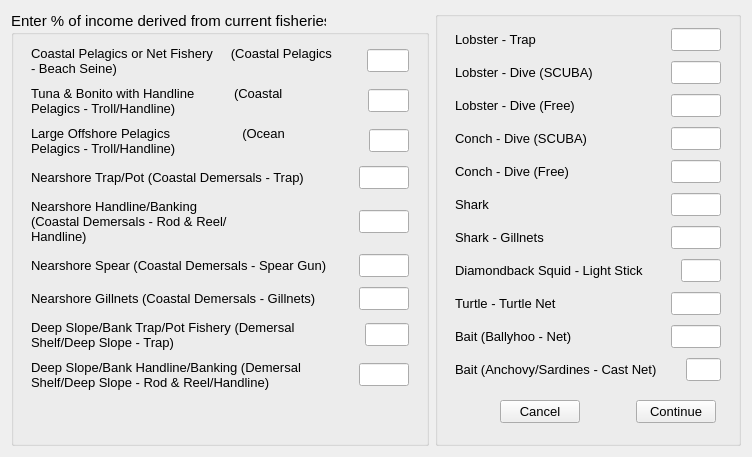
Qt form oom_st_kitts_nevis/Interview/rec_cpfv.ui (Ecotrust/openoceanmap-desktop) before a commit.
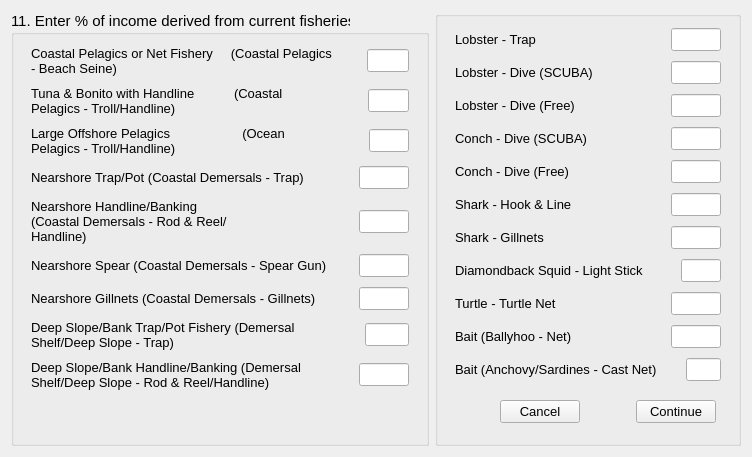
The same form after that commit.

Diff of the .ui file:
```diff
--- a/oom_st_kitts_nevis/Interview/rec_cpfv.ui
+++ b/oom_st_kitts_nevis/Interview/rec_cpfv.ui
@@ -24,7 +24,7 @@
       </font>
      </property>
      <property name="title" >
-      <string>Enter % of income derived from current fisheries</string>
+      <string>11. Enter % of income derived from current fisheries</string>
      </property>
      <layout class="QVBoxLayout" name="verticalLayout_2" >
       <item>
@@ -1288,7 +1288,7 @@
                </font>
               </property>
               <property name="text" >
-               <string>Shark</string>
+               <string>Shark - Hook &amp; Line</string>
               </property>
              </widget>
             </item>
```
